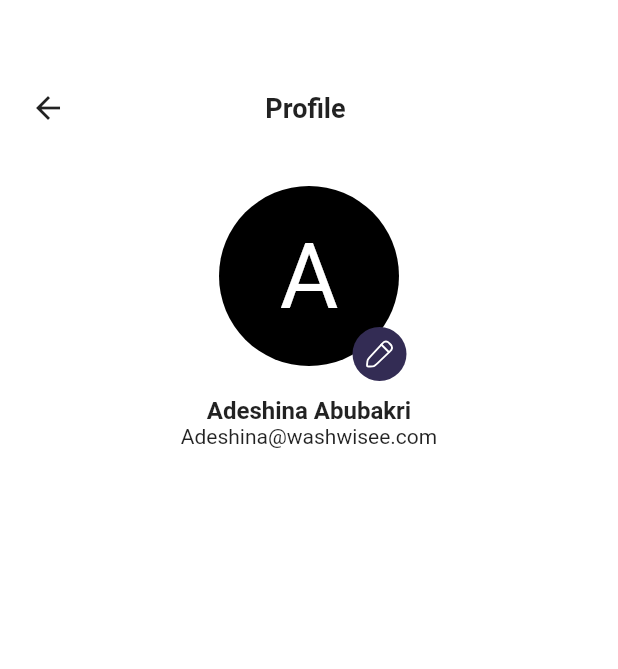
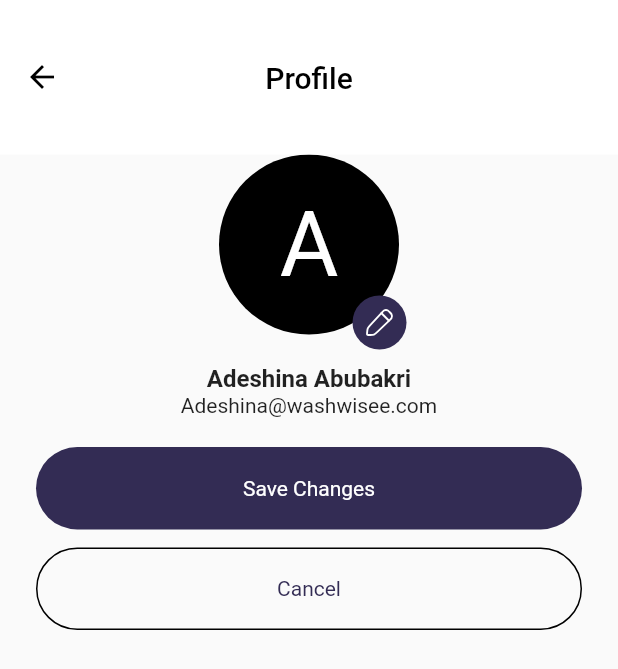
Before and after one commit to Ramonz30/wash-wisee, a Flutter app: the SettingsScreen screen opened directly, after a tap on "Profile", on a phone screen of 412 x 824 dp. Shown: the top 669 px of the screen. Run offline on Flutter 3.47's test engine with Material 2 defaults, Android fonts, the phone set to English and light mode, and no system bars; our stand-ins replace flutter_svg, google_fonts; missing offline and left inert: flutter_animator; Roboto replaces fonts that are missing (Livvic).

Commit message:
updated profiles page

```diff
--- a/lib/main.dart
+++ b/lib/main.dart
@@ -19,7 +19,7 @@ class MyApp extends StatelessWidget {
   Widget build(BuildContext context) {
     return MaterialApp(
       theme: theme,
-      home: const SettingsScreen(),
+      home: const SplashScreen(),
     );
   }
 }
--- a/lib/views/settings/profile.dart
+++ b/lib/views/settings/profile.dart
@@ -1,6 +1,7 @@
 import 'package:flutter/material.dart';
 import 'package:flutter_svg/flutter_svg.dart';
 import 'package:laundry_app/constants/constant.dart';
+import 'package:laundry_app/widgets/button_tile.dart';
 
 class ProfileScreen extends StatelessWidget {
   const ProfileScreen({super.key});
@@ -8,36 +9,21 @@ class ProfileScreen extends StatelessWidget {
   @override
   Widget build(BuildContext context) {
     final device = MediaQuery.of(context).size;
-    void backAction() {
-      Navigator.of(context).pop();
-    }
 
     return Scaffold(
-      backgroundColor: Colors.white,
-      body: Container(
-        margin: const EdgeInsets.symmetric(
-          vertical: 60,
-          horizontal: 20,
-        ),
+      appBar: AppBar(
+        title: const Text('Profile'),
+        backgroundColor: Colors.white,
+        foregroundColor: Colors.black,
+        centerTitle: true,
+        toolbarHeight: device.height / 8,
+        elevation: 0,
+      ),
+      body: Padding(
+        padding: const EdgeInsets.symmetric(horizontal: 24),
         child: SingleChildScrollView(
           child: Column(
             children: [
-              Row(
-                children: [
-                  GestureDetector(
-                    onTap: backAction,
-                    child: const Icon(
-                      Icons.arrow_back,
-                    ),
-                  ),
-                  SizedBox(width: device.width / 3.1),
-                  const Text(
-                    'Profile',
-                    style: TextStyle(fontWeight: FontWeight.w600, fontSize: 18),
-                  ),
-                ],
-              ),
-              const SizedBox(height: 40),
               SizedBox.square(
                 dimension: 130,
                 child: Stack(
@@ -87,6 +73,22 @@ class ProfileScreen extends StatelessWidget {
               const SizedBox(
                 height: 20,
               ),
+              ListView(
+                shrinkWrap: true,
+                children: const [
+                  ButtonTile(
+                    text: 'Save Changes',
+                    textColor: Colors.white,
+                    buttonColor: AppColors.primary,
+                  ),
+                  SizedBox(height: 12),
+                  ButtonTile(
+                    text: 'Cancel',
+                    textColor: AppColors.primary,
+                    borderColor: Colors.black,
+                  ),
+                ],
+              ),
             ],
           ),
         ),
--- a/lib/views/settings/settings_screen.dart
+++ b/lib/views/settings/settings_screen.dart
@@ -9,13 +9,14 @@ class SettingsScreen extends StatelessWidget {
   @override
   Widget build(BuildContext context) {
     return Scaffold(
-      body: Container(
+      body: SafeArea(
+        child: Container(
           padding: const EdgeInsets.only(
-          top: 60,
+            top: 40,
             left: 20,
             right: 20,
           ),
-        child:  SingleChildScrollView(
+          child: SingleChildScrollView(
             physics: const BouncingScrollPhysics(),
             child: Column(
               crossAxisAlignment: CrossAxisAlignment.center,
@@ -51,8 +52,8 @@ class SettingsScreen extends StatelessWidget {
                 SettingslistTile(
                   svgPath: SvgIcon.user,
                   title: 'Profile',
-                onTap: () => Navigator.of(context).push(
-                    MaterialPageRoute(builder: (ctx) => const ProfileScreen())),
+                  onTap: () => Navigator.of(context).push(MaterialPageRoute(
+                      builder: (ctx) => const ProfileScreen())),
                 ),
                 const SettingslistTile(
                   svgPath: SvgIcon.notification,
@@ -86,6 +87,7 @@ class SettingsScreen extends StatelessWidget {
             ),
           ),
         ),
+      ),
     );
   }
 }
```
Also changed, not shown: lib/views/home/login_screen.dart (+9 -12 lines). Lines whose indentation alone changed are shown as unchanged.
